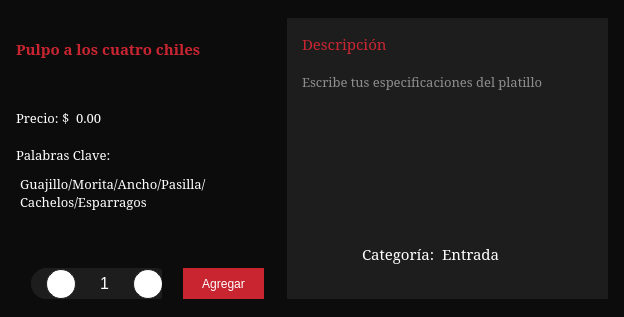
Old version of the form Restaurante/Mesero/confirmacion_comanda.ui in the repository camvaz/restaurante-ihc.
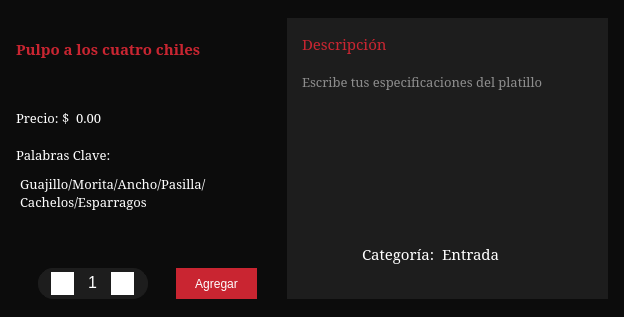
New version of the form. Icons and pictures are not drawn.

Commit message: cambios en botones + y -

Patch:
```diff
--- a/Restaurante/Mesero/confirmacion_comanda.ui
+++ b/Restaurante/Mesero/confirmacion_comanda.ui
@@ -240,15 +240,21 @@
         <layout class="QHBoxLayout" name="horizontalLayout_5">
          <item>
           <widget class="QFrame" name="frame_2">
+           <property name="sizePolicy">
+            <sizepolicy hsizetype="Fixed" vsizetype="Fixed">
+             <horstretch>0</horstretch>
+             <verstretch>0</verstretch>
+            </sizepolicy>
+           </property>
            <property name="minimumSize">
             <size>
-             <width>131</width>
+             <width>110</width>
              <height>31</height>
             </size>
            </property>
            <property name="maximumSize">
             <size>
-             <width>131</width>
+             <width>110</width>
              <height>31</height>
             </size>
            </property>
@@ -264,28 +270,39 @@
            <property name="frameShadow">
             <enum>QFrame::Raised</enum>
            </property>
-           <widget class="QWidget" name="layoutWidget">
-            <property name="geometry">
-             <rect>
-              <x>10</x>
-              <y>0</y>
-              <width>129</width>
-              <height>32</height>
-             </rect>
+           <layout class="QGridLayout" name="gridLayout_2">
+            <property name="leftMargin">
+             <number>10</number>
             </property>
+            <property name="topMargin">
+             <number>2</number>
+            </property>
+            <property name="rightMargin">
+             <number>10</number>
+            </property>
+            <property name="bottomMargin">
+             <number>3</number>
+            </property>
+            <property name="spacing">
+             <number>0</number>
+            </property>
+            <item row="0" column="0">
             <layout class="QHBoxLayout" name="horizontalLayout">
+              <property name="spacing">
+               <number>0</number>
+              </property>
              <item>
               <widget class="QPushButton" name="btn_menos">
                <property name="minimumSize">
                 <size>
-                 <width>30</width>
-                 <height>30</height>
+                  <width>25</width>
+                  <height>25</height>
                 </size>
                </property>
                <property name="maximumSize">
                 <size>
-                 <width>30</width>
-                 <height>30</height>
+                  <width>25</width>
+                  <height>25</height>
                 </size>
                </property>
                <property name="styleSheet">
@@ -365,21 +382,21 @@
              <item>
               <widget class="QPushButton" name="btn_mas">
                <property name="sizePolicy">
-                <sizepolicy hsizetype="Minimum" vsizetype="Fixed">
+                 <sizepolicy hsizetype="Fixed" vsizetype="Fixed">
                  <horstretch>30</horstretch>
                  <verstretch>30</verstretch>
                 </sizepolicy>
                </property>
                <property name="minimumSize">
                 <size>
-                 <width>30</width>
-                 <height>30</height>
+                  <width>25</width>
+                  <height>25</height>
                 </size>
                </property>
                <property name="maximumSize">
                 <size>
-                 <width>30</width>
-                 <height>30</height>
+                  <width>25</width>
+                  <height>25</height>
                 </size>
                </property>
                <property name="styleSheet">
@@ -405,10 +422,8 @@
               </widget>
              </item>
             </layout>
-            <zorder>lbl_cantidad_platillo</zorder>
-            <zorder>btn_menos</zorder>
-            <zorder>btn_mas</zorder>
-           </widget>
+            </item>
+           </layout>
           </widget>
          </item>
          <item>
```
Lines whose indentation alone changed are shown as unchanged. The commit also changes 1 other file.
